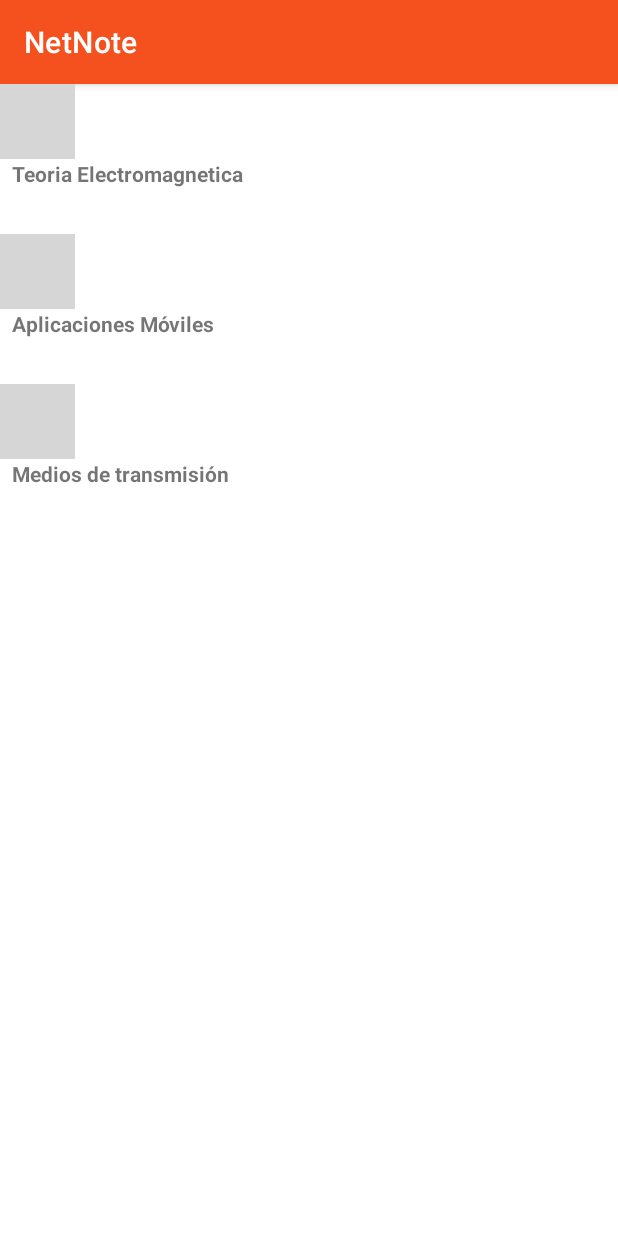
After one commit to Kalevins/net-note, an Android app: the NotasListaActivity screen opened directly, with no data from a screen before it, on a phone screen of 412 x 824 dp. The commit adds this screen. Run offline under Robolectric (Android 15) with nearby library versions, the phone set to English and light mode, and no system bars; our stand-ins replace CircleImageView; pictures from the network do not load; grey boxes are pictures that could not be loaded.

Commit message:
Recyclerview
Recyclerview for list of documents

```diff
--- a/ProjectCode/app/build.gradle
+++ b/ProjectCode/app/build.gradle
@@ -61,4 +61,9 @@ dependencies {
     implementation 'com.google.firebase:firebase-auth:20.0.3'
     implementation 'com.google.firebase:firebase-auth-ktx'
     implementation 'com.firebaseui:firebase-ui-auth:4.1.0'
+
+    implementation "androidx.recyclerview:recyclerview:1.1.0"
+    implementation 'de.hdodenhof:circleimageview:3.1.0'
+    implementation 'com.github.bumptech.glide:glide:4.12.0'
+    annotationProcessor 'com.github.bumptech.glide:compiler:4.12.0'
 }
--- a/ProjectCode/app/src/main/AndroidManifest.xml
+++ b/ProjectCode/app/src/main/AndroidManifest.xml
@@ -28,7 +28,8 @@
         <activity android:name=".InformacionActivity" />
         <activity android:name=".RegistrarseActivity" />
         <activity android:name=".IniciarSesionActivity" />
-        <activity android:name=".MainActivity" />
+        <activity android:name=".MainActivity"/>
+        <activity android:name=".NotasListaActivity"/>
     </application>
 
 </manifest>
--- /dev/null
+++ b/ProjectCode/app/src/main/java/base/BaseViewHolder.kt
@@ -0,0 +1,8 @@
+package base
+
+import android.view.View
+import androidx.recyclerview.widget.RecyclerView
+
+abstract class BaseViewHolder <T>(itemmView: View):RecyclerView.ViewHolder(itemmView){
+    abstract fun bind(item: T, position:Int)
+}
--- a/ProjectCode/app/src/main/java/com/unicauca/netnote/LogoutFragment.kt
+++ b/ProjectCode/app/src/main/java/com/unicauca/netnote/LogoutFragment.kt
@@ -31,4 +31,5 @@ class LogoutFragment : Fragment() {
             startActivity(Intent(getActivity(), MainActivity::class.java))
         }
     }
+
 }
--- /dev/null
+++ b/ProjectCode/app/src/main/java/com/unicauca/netnote/NotasListaActivity.kt
@@ -0,0 +1,33 @@
+package com.unicauca.netnote
+
+import android.os.Bundle
+import android.util.Log
+import androidx.appcompat.app.AppCompatActivity
+import androidx.recyclerview.widget.LinearLayoutManager
+import kotlinx.android.synthetic.main.activity_principal.*
+import kotlinx.android.synthetic.main.content_main.*
+import kotlinx.android.synthetic.main.fragment_home.*
+import kotlinx.android.synthetic.main.notas_lista.*
+import models.Document
+
+class NotasListaActivity : AppCompatActivity() {
+    override fun onCreate(savedInstanceState: Bundle?){
+
+        super.onCreate(savedInstanceState)
+        setContentView(R.layout.fragment_home)
+        Log.d("Info","************************Esta creando el listDocument**********************")
+        setupRecyclerView()
+
+    }
+
+    private fun setupRecyclerView(){
+
+        recyclerView.layoutManager = LinearLayoutManager(this)
+        val listDocuments = listOf(Document("Teoria Electromagnetica", 2, "https://raw.githubusercontent.com/kevinmuz55/NetNote/Kevin/Imagenes/Micro.png", "https://raw.githubusercontent.com/kevinmuz55/NetNote/Kevin/Imagenes/Imagen.png", "Esto es teoria de campos electromagneticos" ),
+            Document("Aplicaciones Móviles", 2, "https://raw.githubusercontent.com/kevinmuz55/NetNote/Kevin/Imagenes/Micro.png", "https://raw.githubusercontent.com/kevinmuz55/NetNote/Kevin/Imagenes/Imagen.png", "Esto es desarrollo de aplicaciones moviles" ),
+            Document("Medios de transmisión", 8, "https://raw.githubusercontent.com/kevinmuz55/NetNote/Kevin/Imagenes/Micro.png", "https://raw.githubusercontent.com/kevinmuz55/NetNote/Kevin/Imagenes/Imagen.png", "Esto es medios de transmision" ))
+        Log.d("Info","*******************Esta creando el listDocument")
+        recyclerView.adapter = RecyclerAdapter(this, listDocuments)
+
+    }
+}
--- /dev/null
+++ b/ProjectCode/app/src/main/java/com/unicauca/netnote/RecyclerAdapter.kt
@@ -0,0 +1,42 @@
+package com.unicauca.netnote
+
+import android.content.Context
+import android.view.LayoutInflater
+import android.view.View
+import android.view.ViewGroup
+import androidx.appcompat.view.menu.ActionMenuItemView
+import androidx.recyclerview.widget.RecyclerView
+import base.BaseViewHolder
+import com.bumptech.glide.Glide
+import kotlinx.android.synthetic.main.documents_row.view.*
+import models.Document
+import java.lang.IllegalArgumentException
+
+class RecyclerAdapter (private val context: Context, val listDocuments:List<Document>):RecyclerView.Adapter<BaseViewHolder<*>>(){
+
+    override fun onCreateViewHolder(parent: ViewGroup, viewType: Int): BaseViewHolder<*> {
+       return DocumentsViewHolder(LayoutInflater.from(context).inflate(R.layout.documents_row, parent,false))
+    }
+
+    override fun getItemCount(): Int {
+        return listDocuments.size
+    }
+
+    override fun onBindViewHolder(holder: BaseViewHolder<*>, position: Int) {
+
+        when(holder){
+            is DocumentsViewHolder -> holder.bind(listDocuments[position],position)
+            else -> throw  IllegalArgumentException("Se olvido de pasa el viewholder en el bind")
+        }
+
+    }
+
+    inner class  DocumentsViewHolder(itemView: View):BaseViewHolder<Document>(itemView){
+
+        override fun bind(item: Document, position: Int) {
+            Glide.with(context).load(item.scans).into(itemView.image_document)
+            itemView.txt_title_document.text = item.title
+        }
+
+    }
+}
--- /dev/null
+++ b/ProjectCode/app/src/main/java/models/Document.kt
@@ -0,0 +1,11 @@
+package models
+
+data class Document(
+    val title:String,
+    val chapters:Int,
+    val audio:String,
+    val scans:String,
+    val texts:String
+
+) {
+}
--- a/ProjectCode/app/src/main/res/layout/activity_principal.xml
+++ b/ProjectCode/app/src/main/res/layout/activity_principal.xml
@@ -21,4 +21,7 @@
         android:fitsSystemWindows="true"
         app:headerLayout="@layout/nav_header_main"
         app:menu="@menu/activity_main_drawer" />
+
+
+
 </androidx.drawerlayout.widget.DrawerLayout>
--- a/ProjectCode/app/src/main/res/layout/content_main.xml
+++ b/ProjectCode/app/src/main/res/layout/content_main.xml
@@ -17,4 +17,5 @@
         app:layout_constraintRight_toRightOf="parent"
         app:layout_constraintTop_toTopOf="parent"
         app:navGraph="@navigation/mobile_navigation" />
+
 </androidx.constraintlayout.widget.ConstraintLayout>
--- /dev/null
+++ b/ProjectCode/app/src/main/res/layout/documents_row.xml
@@ -0,0 +1,24 @@
+<?xml version="1.0" encoding="utf-8"?>
+<LinearLayout xmlns:android="http://schemas.android.com/apk/res/android"
+    android:layout_width="match_parent"
+    android:layout_height="100dp"
+    xmlns:tools="http://schemas.android.com/tools"
+    android:orientation="vertical">
+
+    <de.hdodenhof.circleimageview.CircleImageView
+        android:id="@+id/image_document"
+        android:layout_height="50dp"
+        android:layout_width="50dp"
+        android:src="@mipmap/ic_launcher"/>
+
+    <TextView
+        android:id="@+id/txt_title_document"
+        android:layout_width="wrap_content"
+        android:layout_height="wrap_content"
+        android:layout_marginStart="8dp"
+        android:textStyle="bold"
+        tools:text="DEMO TEXT"/>
+
+
+
+</LinearLayout>
--- a/ProjectCode/app/src/main/res/layout/fragment_home.xml
+++ b/ProjectCode/app/src/main/res/layout/fragment_home.xml
@@ -1,22 +1,14 @@
 <?xml version="1.0" encoding="utf-8"?>
-<androidx.constraintlayout.widget.ConstraintLayout xmlns:android="http://schemas.android.com/apk/res/android"
-    xmlns:app="http://schemas.android.com/apk/res-auto"
-    xmlns:tools="http://schemas.android.com/tools"
+<LinearLayout xmlns:android="http://schemas.android.com/apk/res/android"
     android:layout_width="match_parent"
     android:layout_height="match_parent"
-    tools:context=".HomeFragment">
+    xmlns:tools="http://schemas.android.com/tools"
+    android:orientation="vertical">
 
-    <TextView
-        android:id="@+id/text_home"
+
+    <androidx.recyclerview.widget.RecyclerView
+        android:id="@+id/recyclerView"
         android:layout_width="match_parent"
-        android:layout_height="wrap_content"
-        android:layout_marginStart="8dp"
-        android:layout_marginTop="8dp"
-        android:layout_marginEnd="8dp"
-        android:textAlignment="center"
-        android:textSize="20sp"
-        app:layout_constraintBottom_toBottomOf="parent"
-        app:layout_constraintEnd_toEndOf="parent"
-        app:layout_constraintStart_toStartOf="parent"
-        app:layout_constraintTop_toTopOf="parent" />
-</androidx.constraintlayout.widget.ConstraintLayout>
+        android:layout_height="match_parent" />
+
+</LinearLayout>
```
Also changed, not shown: ProjectCode/app/src/main/java/com/unicauca/netnote/HomeFragment.kt (+26 -39 lines), ProjectCode/app/src/main/res/layout/notas_lista.xml (+26 -3 lines).
